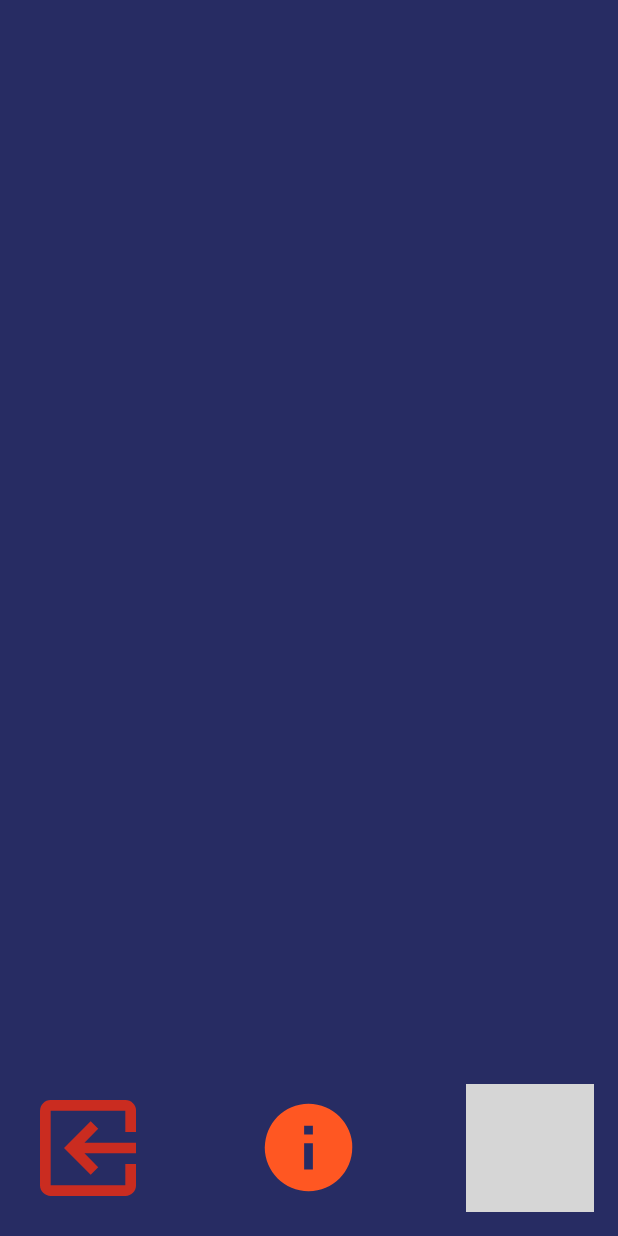
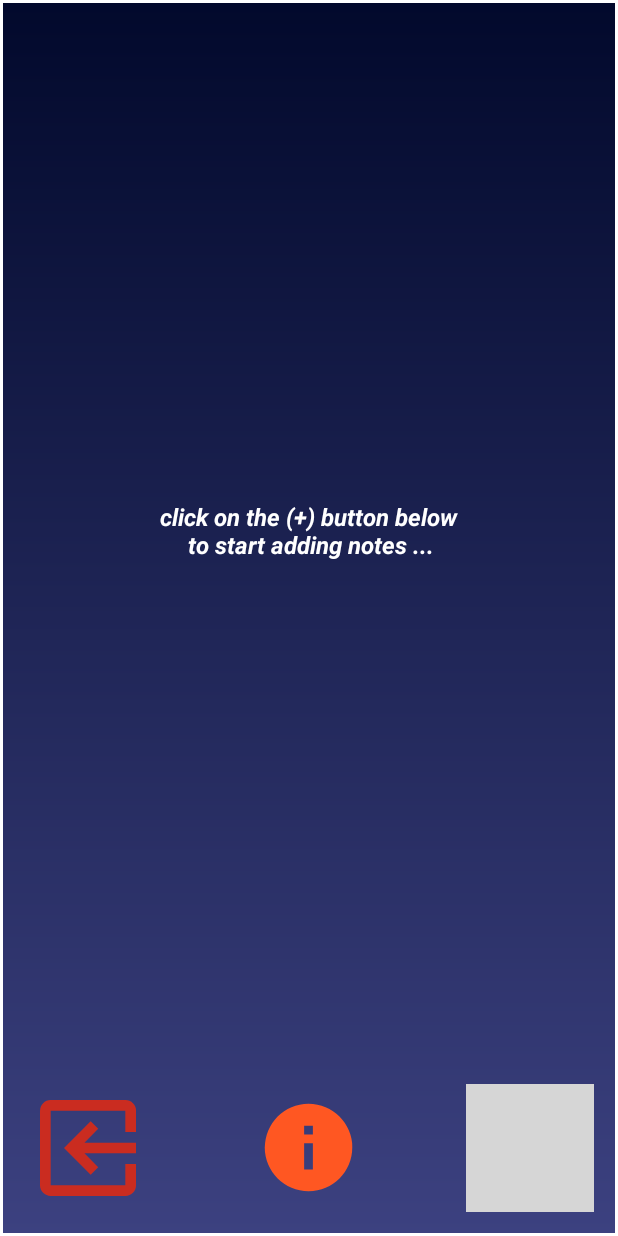
Before and after one commit to iskmz/JustNotes, an Android app: the screen it shows after launch (MainActivity), on a phone screen of 412 x 824 dp. Run offline under Robolectric (Android 15) with nearby library versions, the light colour scheme and no system bars; grey boxes are pictures that could not be loaded.

Commit message:
modifications in layout, no notes case, continue SQL

```diff
--- a/app/src/main/java/com/iskandar/justnotes/MainActivity.kt
+++ b/app/src/main/java/com/iskandar/justnotes/MainActivity.kt
@@ -62,7 +62,7 @@ class NotesDB(context:Context) : SQLiteOpenHelper(context,"myNotes.db",null,1)
         var sqlStatment = "CREATE TABLE IF NOT EXISTS " + TABLE_NAME + " ("
         sqlStatment += COL_DATETIME + " TEXT PRIMARY KEY,"
         sqlStatment += COL_TITLE + " TEXT,"
-        sqlStatment += COL_BODY + " TEXT,"
+        sqlStatment += COL_BODY + " TEXT"
         sqlStatment += ")"
         db!!.execSQL(sqlStatment)
     }
@@ -153,8 +153,18 @@ class NoteListFragment : Fragment() {
     private fun refreshAdapter() {
 
         notes = getDataFromDB()
-        adapter = NotesAdapter(activity!!.applicationContext)
-        lstNoteList.setAdapter(adapter)
+        if(notes.size==0)
+        {
+            lstNoteList.visibility = View.GONE
+            txtEmptyNotesMsg.visibility = View.VISIBLE
+            txtEmptyNotesMsg.text = " click on the (+) button below \n to start adding notes ..."
+        }
+        else {
+            lstNoteList.visibility = View.VISIBLE
+            txtEmptyNotesMsg.visibility = View.GONE
+            adapter = NotesAdapter(activity!!.applicationContext)
+            lstNoteList.setAdapter(adapter)
+        }
 
     }
 
@@ -227,20 +237,9 @@ class NotesAdapter(val context : Context) : BaseExpandableListAdapter() {
 
 
     override fun getGroupView(groupPosition: Int, isExpanded: Boolean, convertView: View?, parent: ViewGroup?): View {
-
         val v = LayoutInflater.from(context).inflate(R.layout.list_header,null)
-
-        if(notes.size==0)
-        {
-            v.txtNoteOrder.text = ""
-            v.txtNoteTitle.text = " click on (+) below \n to start adding notes ... "
-        }
-        else
-        {
-            v.txtNoteOrder.text = (groupPosition+1).toString()
-            v.txtNoteTitle.text = notes[groupPosition].title
-        }
-
+        v.txtNoteOrder.text = (groupPosition+1).toString()
+        v.txtNoteTitle.text = notes[groupPosition].title
         return v
     }
 
@@ -249,12 +248,10 @@ class NotesAdapter(val context : Context) : BaseExpandableListAdapter() {
                               parent: ViewGroup?): View
     {
         val v = LayoutInflater.from(context).inflate(R.layout.list_body,null)
-
         v.txtNoteDateTime.text = SimpleDateFormat("yyyy-MM-dd , HH:mm:ss")
             .format(Date(notes[groupPosition].dateTime))
-
         v.txtNoteBody.text = notes[groupPosition].content
-
+        // TO-DO // v.btnNoteDelete.setOnClickListener {  }
         return v
     }
 
@@ -262,7 +259,7 @@ class NotesAdapter(val context : Context) : BaseExpandableListAdapter() {
     override fun getChildId(groupPosition: Int, childPosition: Int) = (10*groupPosition + childPosition + 1).toLong()
 
     override fun getChildrenCount(groupPosition: Int) = if(notes.size==0) 0 else 1
-    override fun getGroupCount() = if (notes.size==0) 1 else notes.size
+    override fun getGroupCount() = notes.size
 
     override fun getGroup(groupPosition: Int) = notes[groupPosition]
     override fun getChild(groupPosition: Int, childPosition: Int) = notes[groupPosition]
--- /dev/null
+++ b/app/src/main/res/drawable/back_main.xml
@@ -0,0 +1,6 @@
+<shape
+        xmlns:android="http://schemas.android.com/apk/res/android"
+        android:shape="rectangle">
+    <gradient android:startColor="#3C4180" android:endColor="#02092C" android:angle="90" />
+    <stroke android:width="2dp" android:color="#FFFFFF"/>
+</shape>
--- /dev/null
+++ b/app/src/main/res/drawable/ic_delete_forever.xml
@@ -0,0 +1,5 @@
+<vector android:autoMirrored="true" android:height="24dp"
+    android:tint="#BF0F02" android:viewportHeight="24.0"
+    android:viewportWidth="24.0" android:width="24dp" xmlns:android="http://schemas.android.com/apk/res/android">
+    <path android:fillColor="#FF000000" android:pathData="M6,19c0,1.1 0.9,2 2,2h8c1.1,0 2,-0.9 2,-2L18,7L6,7v12zM8.46,11.88l1.41,-1.41L12,12.59l2.12,-2.12 1.41,1.41L13.41,14l2.12,2.12 -1.41,1.41L12,15.41l-2.12,2.12 -1.41,-1.41L10.59,14l-2.13,-2.12zM15.5,4l-1,-1h-5l-1,1L5,4v2h14L19,4z"/>
+</vector>
--- a/app/src/main/res/layout/activity_main.xml
+++ b/app/src/main/res/layout/activity_main.xml
@@ -1,6 +1,6 @@
 <LinearLayout
         android:layout_width="match_parent" android:layout_height="match_parent"
-        android:background="#272C63"
+        android:background="@drawable/back_main"
         android:orientation="vertical"
         android:textDirection="ltr"
         android:layoutDirection="ltr"
--- a/app/src/main/res/layout/fragment_notelist.xml
+++ b/app/src/main/res/layout/fragment_notelist.xml
@@ -6,12 +6,22 @@
  <ExpandableListView
          android:id="@+id/lstNoteList"
          android:layout_width="match_parent" android:layout_height="wrap_content"
-           android:layout_centerInParent="true">
+           android:layout_centerInParent="true" android:visibility="visible">
 
 
 
  </ExpandableListView>
 
+ <TextView
+         android:id="@+id/txtEmptyNotesMsg"
+         android:layout_width="match_parent" android:layout_height="40dp"
+         android:layout_centerInParent="true" android:layout_marginStart="10dp"
+         android:visibility="gone"
+         android:textSize="16sp" android:textStyle="italic | bold" android:gravity="center"
+         android:layout_centerVertical="true"
+         android:maxLines="2" android:text="NO NOTES !!!!"
+         android:textColor="#FFFFFF"
+ />
 
 
 
--- a/app/src/main/res/layout/list_header.xml
+++ b/app/src/main/res/layout/list_header.xml
@@ -24,4 +24,5 @@
             />
 
 
+
 </RelativeLayout>
```
Also changed, not shown: app/src/main/res/layout/list_body.xml (+7 -0 lines).
